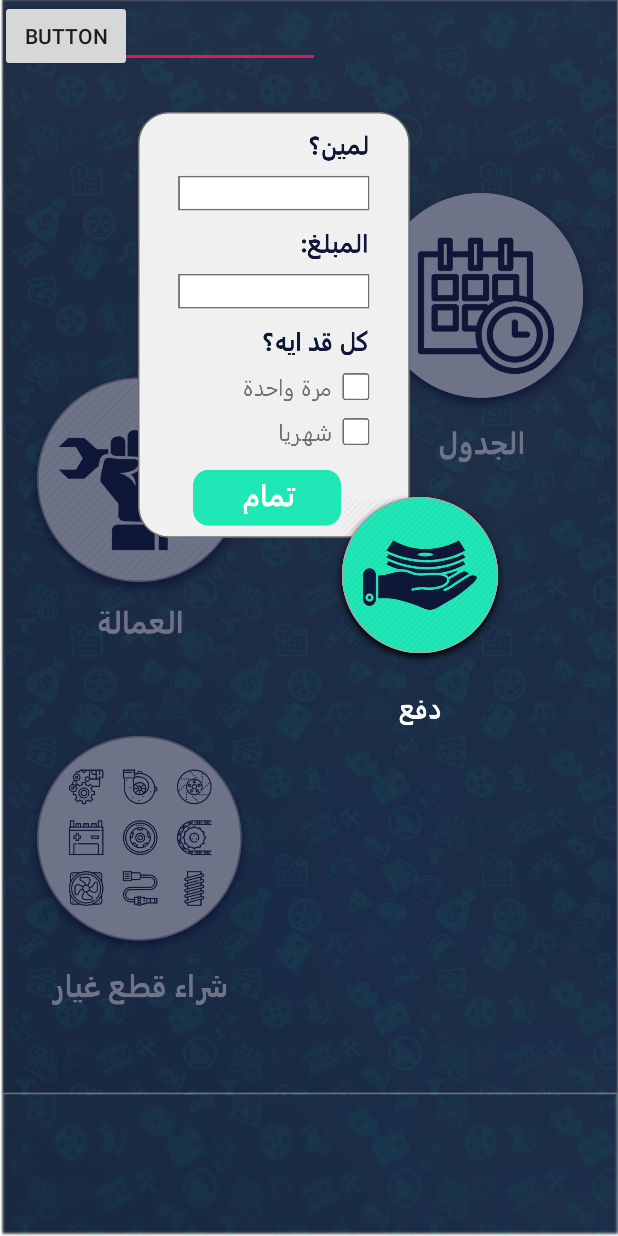
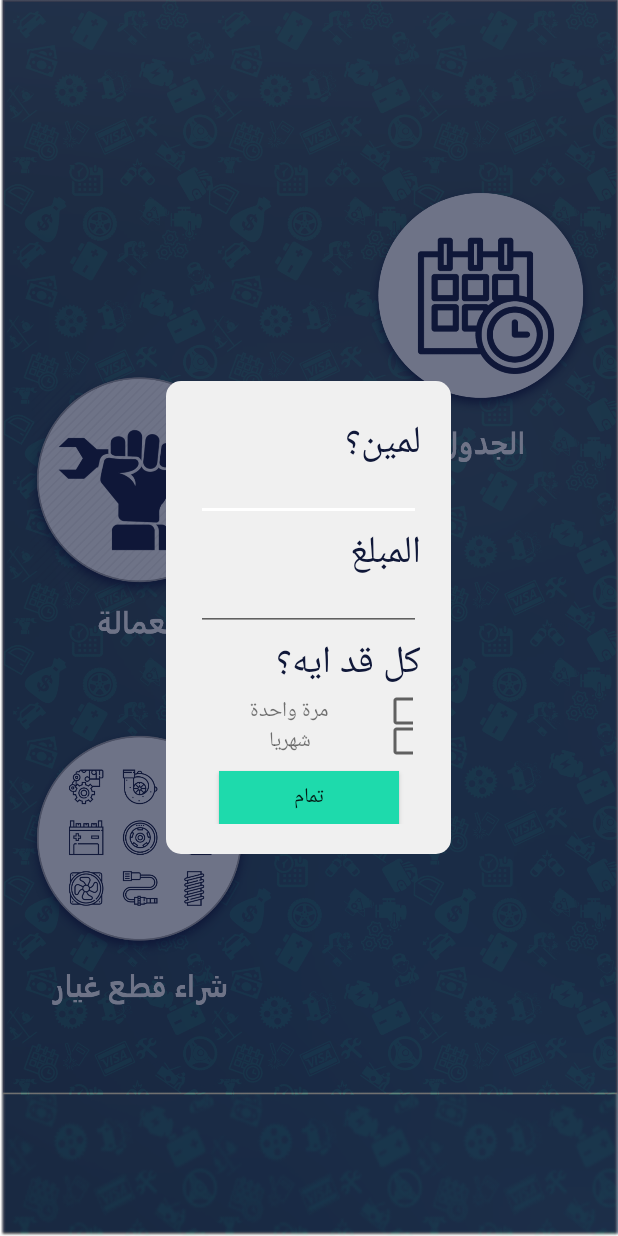
Before and after one commit to ahmed1hisham/osta-belya, an Android app: the layout activity_create_order.xml on its own in the app's theme, with its tools: preview values and no code run, on a phone screen of 412 x 824 dp. Run offline under Robolectric (Android 15) with nearby library versions, the phone set to English and light mode, and no system bars.

Commit message:
Design in progress

```diff
--- a/app/build.gradle
+++ b/app/build.gradle
@@ -32,6 +32,8 @@ dependencies {
     implementation fileTree(dir: 'libs', include: ['*.jar'])
     implementation "org.jetbrains.kotlin:kotlin-stdlib-jdk7:$kotlin_version"
     implementation 'com.android.support:appcompat-v7:28.0.0'
+    implementation 'com.android.support:design:28.0.0'
+
     implementation 'com.android.support.constraint:constraint-layout:1.1.3'
     implementation 'com.google.firebase:firebase-database:16.0.1'
     implementation 'com.google.firebase:firebase-auth:16.0.3'
--- a/app/src/main/AndroidManifest.xml
+++ b/app/src/main/AndroidManifest.xml
@@ -37,6 +37,11 @@
         <activity android:name=".activities.MechanicWalletActivity">
         </activity>
         <activity android:name=".activities.CreateOrder">
+            <intent-filter>
+                <action android:name="android.intent.action.MAIN"/>
+
+                <category android:name="android.intent.category.LAUNCHER"/>
+            </intent-filter>
         </activity>
         <activity android:name=".activities.EmalaActivity">
         </activity>
--- a/app/src/main/java/com/example/ostabelya/activities/CreateOrder.java
+++ b/app/src/main/java/com/example/ostabelya/activities/CreateOrder.java
@@ -24,7 +24,7 @@ public class CreateOrder extends AppCompatActivity {
     }
 
     public void confirmOrderPressed(View createOrderView){
-        TextView moneyAmount = findViewById(R.id.orderMoneyAmount);
+        TextView moneyAmount = findViewById(R.id.submit_btn);
         int money = Integer.parseInt(moneyAmount.getText().toString());
         Date orderDate = new Date();
         String token = "Token ya HUSSIEEN";
--- /dev/null
+++ b/app/src/main/res/drawable/button_background.xml
@@ -0,0 +1,6 @@
+<?xml version="1.0" encoding="utf-8"?>
+<shape xmlns:android="http://schemas.android.com/apk/res/android"
+android:shape="rectangle">
+    <corners android:radius="10dp"/>
+    <solid android:color="#1EDAAC"/>
+</shape>
--- /dev/null
+++ b/app/src/main/res/drawable/order_floating_background.xml
@@ -0,0 +1,6 @@
+<?xml version="1.0" encoding="utf-8"?>
+<shape xmlns:android="http://schemas.android.com/apk/res/android"
+android:shape="rectangle">
+    <solid android:color="#F0F0F0"/>
+    <corners android:radius="10dp"/>
+</shape>
--- a/app/src/main/res/layout/activity_create_order.xml
+++ b/app/src/main/res/layout/activity_create_order.xml
@@ -18,45 +18,83 @@ android:background="@drawable/blurhussein">
                android:fitsSystemWindows="false"
                />
 
-    <Button
-            android:layout_width="120dp"
-            android:layout_height="120dp"
-            android:layout_marginLeft="220dp"
-            android:layout_marginTop="326dp"
-            android:id="@+id/button3"
-            android:background="@drawable/paybtngreen"/>
-
-    <ImageView android:layout_width="181.12dp" android:layout_height="284.1dp"
-    android:layout_marginLeft="92dp"
-    android:layout_marginTop="74.4dp"
-    android:background="@drawable/boxpay"/>
-
-    <android.support.v7.widget.AppCompatTextView android:layout_width="29dp" android:layout_height="24dp"
-                                                 android:background="@drawable/paytxt"
-                                                 android:layout_marginLeft="266dp"
-                                                 android:layout_marginTop="460dp"/>
 
 
+    <android.support.constraint.ConstraintLayout android:layout_width="wrap_content"
+                                                 android:layout_height="wrap_content"
+                                                 android:background="@drawable/order_floating_background"
+                                                 android:padding="20dp"
+    android:layout_centerInParent="true">
+        <TextView android:layout_width="wrap_content"
+                  android:layout_height="wrap_content"
+                    android:id="@+id/toWho_tv"
+        android:text="لمين؟"
+        android:textSize="25sp"
+        android:textColor="@color/colorPrimary"
+        app:layout_constraintTop_toTopOf="parent"
+        app:layout_constraintEnd_toEndOf="parent"/>
 
+        <EditText
+                android:id="@+id/toWho_et"
+                android:layout_width="150dp" android:layout_height="30dp"
+        app:layout_constraintTop_toBottomOf="@id/toWho_tv"/>
 
+        <TextView android:layout_width="wrap_content"
+                  android:layout_height="wrap_content"
+                  android:id="@+id/amount_tv"
+                  android:text="المبلغ"
+                  android:textSize="25sp"
+                  android:textColor="@color/colorPrimary"
+                  app:layout_constraintTop_toBottomOf="@id/toWho_et"
+                  app:layout_constraintEnd_toEndOf="parent"/>
+        <EditText
+                android:id="@+id/amount_et"
+                android:layout_width="150dp" android:layout_height="30dp"
+                app:layout_constraintTop_toBottomOf="@id/amount_tv"/>
 
-    <Button
-            android:text="Button"
-            android:layout_width="wrap_content"
-            android:layout_height="wrap_content"
-            android:id="@+id/confirmOrder"
-            android:onClick="confirmOrderPressed"
-            app:layout_constraintBottom_toBottomOf="parent"
-            app:layout_constraintStart_toStartOf="parent" app:layout_constraintHorizontal_bias="0.5"
-            app:layout_constraintEnd_toEndOf="parent" app:layout_constraintTop_toBottomOf="@+id/orderMoneyAmount"/>
-    <EditText
-            android:layout_width="wrap_content"
-            android:layout_height="wrap_content"
-            android:inputType="text"
-            android:text="100"
-            android:ems="10"
-            android:id="@+id/orderMoneyAmount"
-            app:layout_constraintStart_toStartOf="parent" app:layout_constraintHorizontal_bias="0.5"
-            app:layout_constraintEnd_toEndOf="parent" app:layout_constraintTop_toTopOf="parent"
-            app:layout_constraintBottom_toTopOf="@+id/confirmOrder" android:hint="100"/>
+        <TextView android:layout_width="wrap_content"
+                  android:layout_height="wrap_content"
+                  android:id="@+id/frequency_tv"
+                  android:text="كل قد ايه؟"
+                  android:textSize="25sp"
+                  android:textColor="@color/colorPrimary"
+                  app:layout_constraintTop_toBottomOf="@id/amount_et"
+                  app:layout_constraintEnd_toEndOf="parent"/>
+        <CheckBox
+                android:id="@+id/oneTime_checkbox"
+                android:layout_width="20dp" android:layout_height="20dp"
+                android:layout_marginEnd="5dp"
+            app:layout_constraintEnd_toEndOf="parent"
+        app:layout_constraintTop_toBottomOf="@id/frequency_tv"/>
+
+        <TextView android:layout_width="wrap_content" android:layout_height="wrap_content"
+        android:text="مرة واحدة"
+        app:layout_constraintEnd_toStartOf="@id/oneTime_checkbox"
+        app:layout_constraintStart_toStartOf="parent"
+        app:layout_constraintTop_toTopOf="@id/oneTime_checkbox"
+        app:layout_constraintBottom_toBottomOf="@id/oneTime_checkbox"/>
+        <CheckBox
+                android:id="@+id/monthly_checkbox"
+                android:layout_width="20dp" android:layout_height="20dp"
+                android:layout_marginEnd="5dp"
+                app:layout_constraintEnd_toEndOf="parent"
+                app:layout_constraintTop_toBottomOf="@id/oneTime_checkbox"/>
+        <TextView android:layout_width="wrap_content" android:layout_height="wrap_content"
+                  android:text="شهريا"
+                  app:layout_constraintEnd_toStartOf="@id/monthly_checkbox"
+                  app:layout_constraintStart_toStartOf="parent"
+                  app:layout_constraintTop_toTopOf="@id/monthly_checkbox"
+                  app:layout_constraintBottom_toBottomOf="@id/monthly_checkbox"/>
+        <Button
+                android:id="@+id/submit_btn"
+                app:layout_constraintTop_toBottomOf="@id/monthly_checkbox"
+                android:layout_marginTop="10dp"
+                android:layout_width="120dp"
+                android:layout_height="35dp"
+                android:text="تمام"
+                android:background="#1EDAAC"
+        app:layout_constraintStart_toStartOf="parent"
+        app:layout_constraintEnd_toEndOf="parent"/>
+
+    </android.support.constraint.ConstraintLayout>
 </RelativeLayout>
--- a/app/src/main/res/values/colors.xml
+++ b/app/src/main/res/values/colors.xml
@@ -1,6 +1,6 @@
 <?xml version="1.0" encoding="utf-8"?>
 <resources>
-    <color name="colorPrimary">#008577</color>
+    <color name="colorPrimary">#0F1738</color>
     <color name="colorPrimaryDark">#00574B</color>
-    <color name="colorAccent">#D81B60</color>
+    <color name="colorAccent">#FFF</color>
 </resources>
```
Also changed, not shown: app/src/main/res/layout/activity_login.xml (+65 -16 lines), app/src/main/res/layout/mechanic_item.xml (+8 -1 lines), app/src/main/res/drawable/background.png (added).
